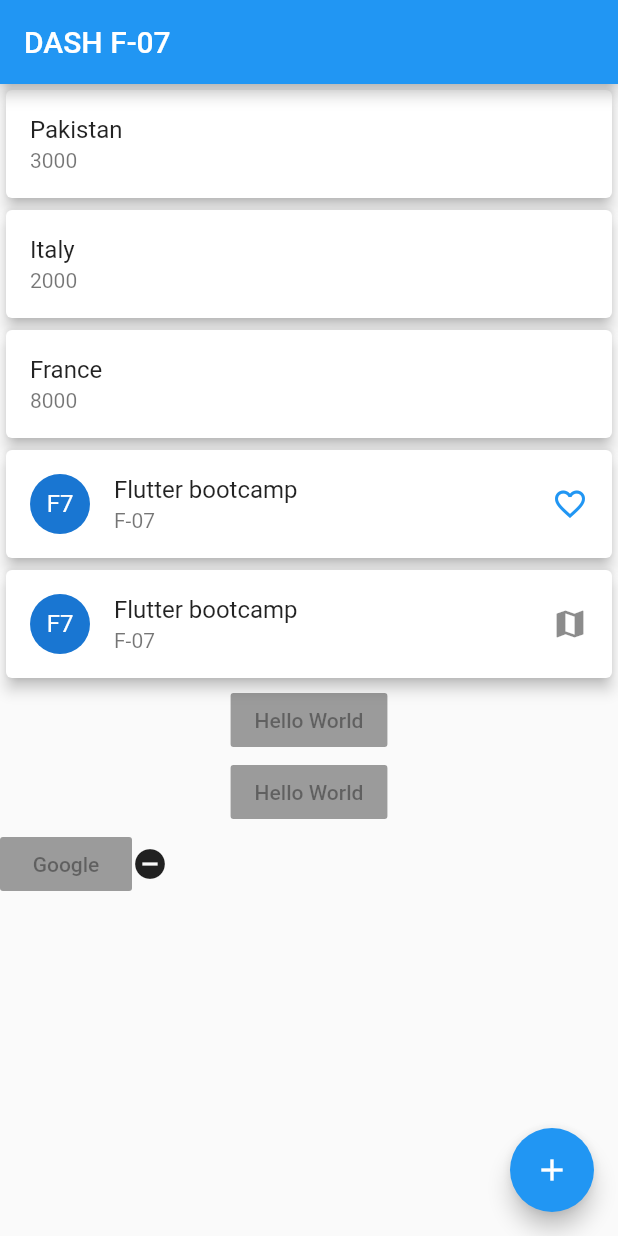
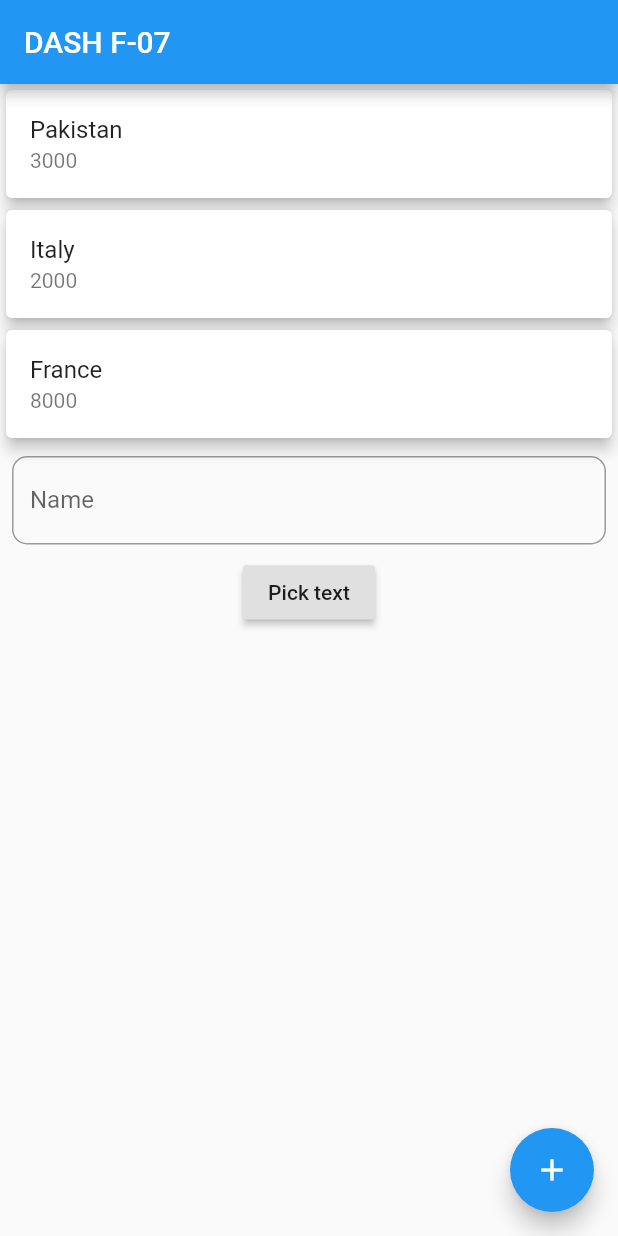
Before and after one commit to wal33d006/my_first_app, a Flutter app: the screen it shows after launch, on a phone screen of 412 x 824 dp. Run offline on Flutter 3.47's test engine with Material 2 defaults, Android fonts, the phone set to English and light mode, and no system bars.

Commit message:
Update according to lecture F-07 Session-02

```diff
--- a/lib/main.dart
+++ b/lib/main.dart
@@ -1,4 +1,5 @@
 import 'package:flutter/material.dart';
+import 'package:my_first_app/my_new_screen.dart';
 
 void main() => runApp(MyApp());
 
@@ -62,6 +63,9 @@ class _MyHomePageState extends State<MyHomePage> {
   IconData icon = Icons.favorite_border;
   Color iconColor = Colors.blue;
 
+  TextEditingController controller = TextEditingController();
+  GlobalKey<FormState> formKey = GlobalKey<FormState>();
+
   @override
   Widget build(BuildContext context) {
     // This method is rerun every time setState is called, for instance as done
@@ -74,12 +78,13 @@ class _MyHomePageState extends State<MyHomePage> {
       floatingActionButton: FloatingActionButton(
         child: Icon(Icons.add),
         onPressed: () {
-          setState(() {
-            countryNames.add(MyClass(
-              countryName: 'UK',
-              cases: '4000',
-            ));
-          });
+          if (formKey.currentState.validate()) {
+            Navigator.of(context).push(
+              MaterialPageRoute(
+                builder: (context) => MyNewScreen(controller.text),
+              ),
+            );
+          }
         },
       ),
       appBar: AppBar(
@@ -107,54 +112,69 @@ class _MyHomePageState extends State<MyHomePage> {
                     ),
                   );
                 }),
-            Card(
-              elevation: 4.0,
-//              color: Colors.orange,
-              child: ListTile(
-                title: Text('Flutter bootcamp'),
-                subtitle: Text('F-07'),
-                leading: CircleAvatar(
-                  child: Text('F7'),
-                ),
-                trailing: GestureDetector(
-                  onTap: () {
-                    setState(() {
-                      icon = Icons.favorite;
-                      iconColor = Colors.red;
-                    });
+            Padding(
+              padding: const EdgeInsets.all(8.0),
+              child: Form(
+                key: formKey,
+                child: TextFormField(
+                  validator: (value) {
+                    if (value.isEmpty) {
+                      return 'User name required';
+                    } else {
+                      return null;
+                    }
                   },
-                  child: Icon(
-                    icon,
-                    color: iconColor,
-                  ),
+                  controller: controller,
+                  decoration: InputDecoration(
+                      hintText: 'Enter your name',
+                      labelText: 'Name',
+                      border: OutlineInputBorder(
+                          borderRadius: BorderRadius.circular(10.0))),
                 ),
               ),
             ),
-            Card(
-              elevation: 4.0,
-              child: ListTile(
-                title: Text('Flutter bootcamp'),
-                subtitle: Text('F-07'),
-                leading: CircleAvatar(
-                  child: Text('F7'),
-                ),
-                trailing: Icon(Icons.map),
-              ),
+            RaisedButton(
+              child: Text('Pick text'),
+              onPressed: () {
+                if (formKey.currentState.validate()) {
+                  print(controller.text);
+                }
+              },
             ),
-            RaisedButton(
-              child: Text('Hello World'),
-            ),
-            RaisedButton(
-              child: Text('Hello World'),
-            ),
-            Row(
-              children: <Widget>[
-                RaisedButton(
-                  child: Text('Google'),
-                ),
-                Icon(Icons.remove_circle)
-              ],
-            )
+//            Card(
+//              elevation: 4.0,
+////              color: Colors.orange,
+//              child: ListTile(
+//                title: Text('Flutter bootcamp'),
+//                subtitle: Text('F-07'),
+//                leading: CircleAvatar(
+//                  child: Text('F7'),
+//                ),
+//                trailing: GestureDetector(
+//                  onTap: () {
+//                    setState(() {
+//                      icon = Icons.favorite;
+//                      iconColor = Colors.red;
+//                    });
+//                  },
+//                  child: Icon(
+//                    icon,
+//                    color: iconColor,
+//                  ),
+//                ),
+//              ),
+//            ),
+//            Card(
+//              elevation: 4.0,
+//              child: ListTile(
+//                title: Text('Flutter bootcamp'),
+//                subtitle: Text('F-07'),
+//                leading: CircleAvatar(
+//                  child: Text('F7'),
+//                ),
+//                trailing: Icon(Icons.map),
+//              ),
+//            ),
           ],
         ),
       ),
--- /dev/null
+++ b/lib/my_new_screen.dart
@@ -0,0 +1,23 @@
+import 'package:flutter/material.dart';
+
+class MyNewScreen extends StatefulWidget {
+  final String text;
+  MyNewScreen(this.text);
+
+  @override
+  _MyNewScreenState createState() => _MyNewScreenState();
+}
+
+class _MyNewScreenState extends State<MyNewScreen> {
+  @override
+  Widget build(BuildContext context) {
+    return Scaffold(
+      appBar: AppBar(
+        title: Text('New screen'),
+      ),
+      body: Center(
+        child: Text(widget.text),
+      ),
+    );
+  }
+}
```
